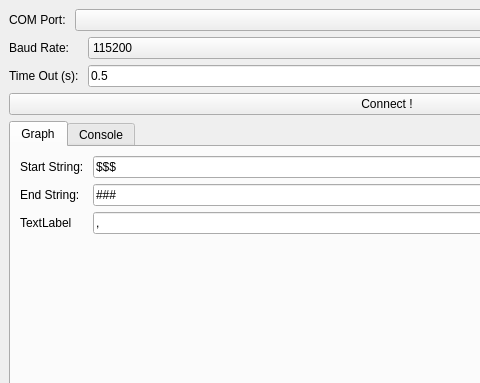
Before: the Qt Designer form UI/ui_main_window.ui in howardliao0211/SerialPlotter, drawn with Qt 5; both pictures show x 0 to 480 and y 0 to 383 of the 774 by 689 pixel window.
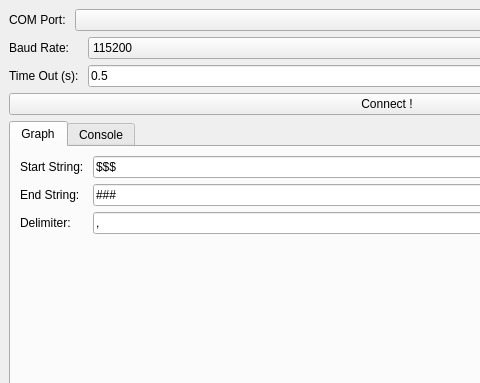
After: the same form once the commit is applied. Custom widgets are drawn as their Qt base class.

Commit message: Lower FPS in order to make the console stabler.

What changed in the file:
```diff
--- a/UI/ui_main_window.ui
+++ b/UI/ui_main_window.ui
@@ -270,7 +270,7 @@
           <item row="3" column="0">
            <widget class="QLabel" name="delimiter_label">
             <property name="text">
-             <string>TextLabel</string>
+             <string>Delimiter: </string>
             </property>
            </widget>
           </item>
```
The commit also changes 2 other files.
